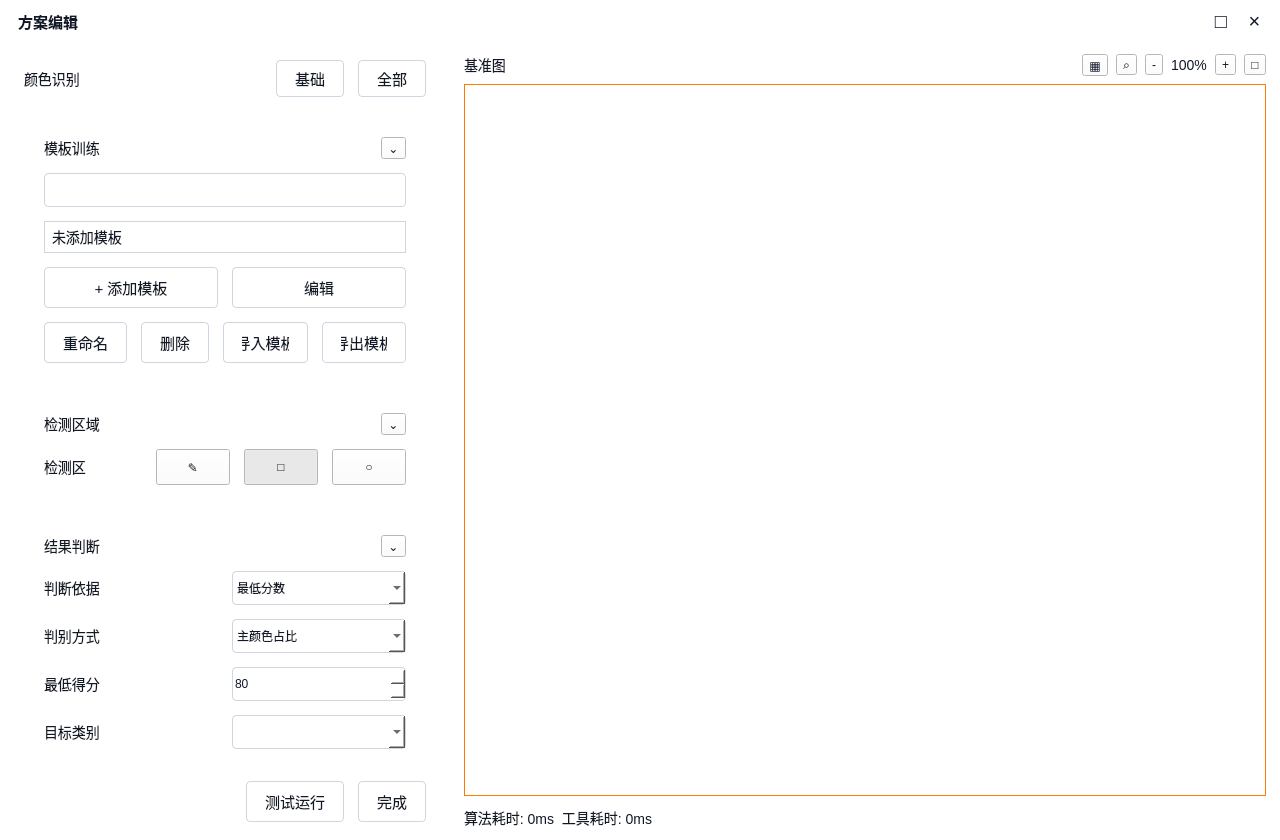
Before: the Qt Designer form ui/ColorRecognitionDialog.ui in kunlingertfk-lang/-v2-, drawn with Qt 5.
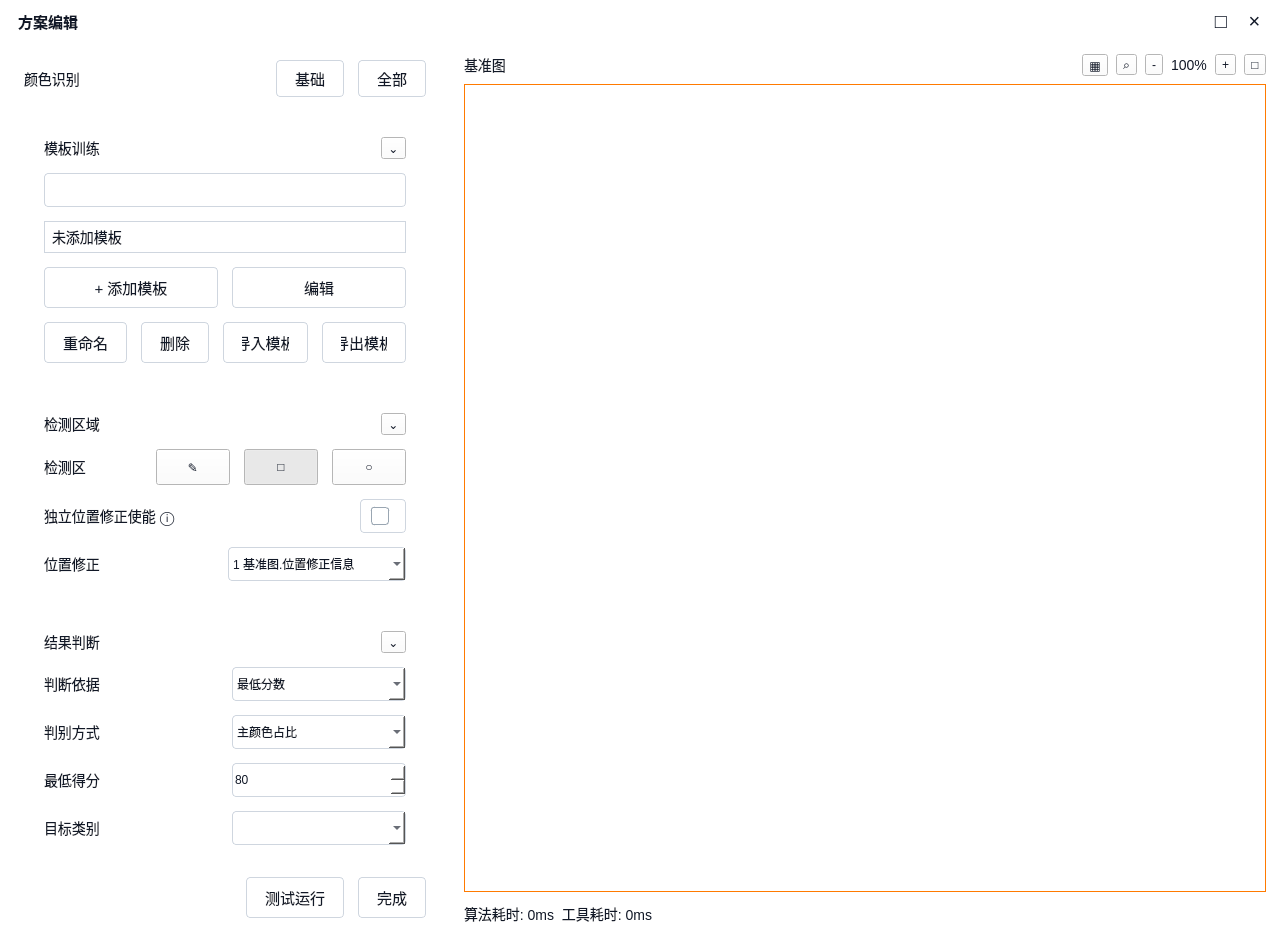
After: the same form once the commit is applied.

Patch:
```diff
--- a/ui/ColorRecognitionDialog.ui
+++ b/ui/ColorRecognitionDialog.ui
@@ -33,6 +33,9 @@
 QListWidget, QComboBox, QSpinBox, QLineEdit { background:#ffffff; border:1px solid #cfd6df; border-radius:4px; min-height:32px; color:#111827; }
 QListWidget#templateListWidget { font-size:14px; }
 QComboBox QAbstractItemView, QListWidget::item { background:#ffffff; color:#111827; selection-background-color:#ffffff; selection-color:#111827; outline:0; }
+QCheckBox { background:#ffffff; color:#111827; border:1px solid #cfd6df; border-radius:4px; padding:6px 10px; min-height:20px; }
+QCheckBox::indicator { width:16px; height:16px; border:1px solid #9aa6b2; border-radius:3px; background:#ffffff; }
+QCheckBox::indicator:checked { background:#ff7a00; border-color:#ff7a00; }
 QPushButton:disabled, QToolButton:disabled, QComboBox:disabled, QSpinBox:disabled, QLineEdit:disabled { background:#ffffff; color:#111827; border-color:#d7dde6; }
 QGraphicsView { border:1px solid #ff7a00; background:#ffffff; color:#111827; }</string>
   </property>
@@ -194,6 +197,25 @@
                  <item><widget class="QToolButton" name="regionCircleButton"><property name="minimumSize"><size><width>74</width><height>36</height></size></property><property name="text"><string>○</string></property><property name="checkable"><bool>true</bool></property><property name="actionRole" stdset="0"><string>toolbarIcon</string></property></widget></item>
                 </layout>
                </item>
+               <item>
+                <layout class="QHBoxLayout" name="positionCorrectionEnableLayout">
+                 <item><widget class="QLabel" name="positionCorrectionEnableLabel"><property name="text"><string>独立位置修正使能 ⓘ</string></property><property name="role" stdset="0"><string>rowField</string></property></widget></item>
+                 <item><spacer name="positionCorrectionEnableSpacer"><property name="orientation"><enum>Qt::Horizontal</enum></property><property name="sizeHint" stdset="0"><size><width>20</width><height>20</height></size></property></spacer></item>
+                 <item><widget class="QCheckBox" name="positionCorrectionSwitch"><property name="text"><string/></property></widget></item>
+                </layout>
+               </item>
+               <item>
+                <widget class="QWidget" name="positionCorrectionSourceRow">
+                 <layout class="QHBoxLayout" name="positionCorrectionSourceLayout">
+                  <property name="leftMargin"><number>0</number></property>
+                  <property name="topMargin"><number>0</number></property>
+                  <property name="rightMargin"><number>0</number></property>
+                  <property name="bottomMargin"><number>0</number></property>
+                  <item><widget class="QLabel" name="positionCorrectionSourceLabel"><property name="minimumWidth"><number>118</number></property><property name="text"><string>位置修正</string></property><property name="role" stdset="0"><string>rowField</string></property></widget></item>
+                  <item><widget class="QComboBox" name="positionCorrectionSourceComboBox"><item><property name="text"><string>1 基准图.位置修正信息</string></property></item></widget></item>
+                 </layout>
+                </widget>
+               </item>
               </layout>
              </widget>
             </item>
```
